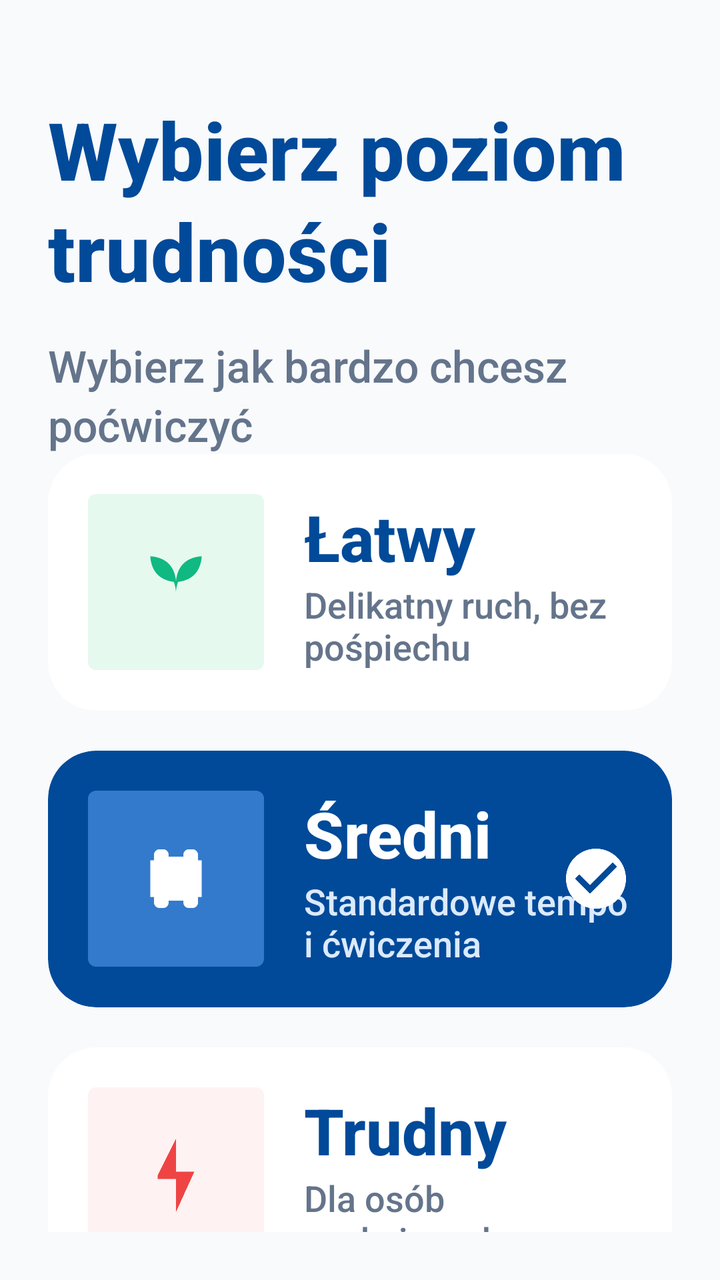
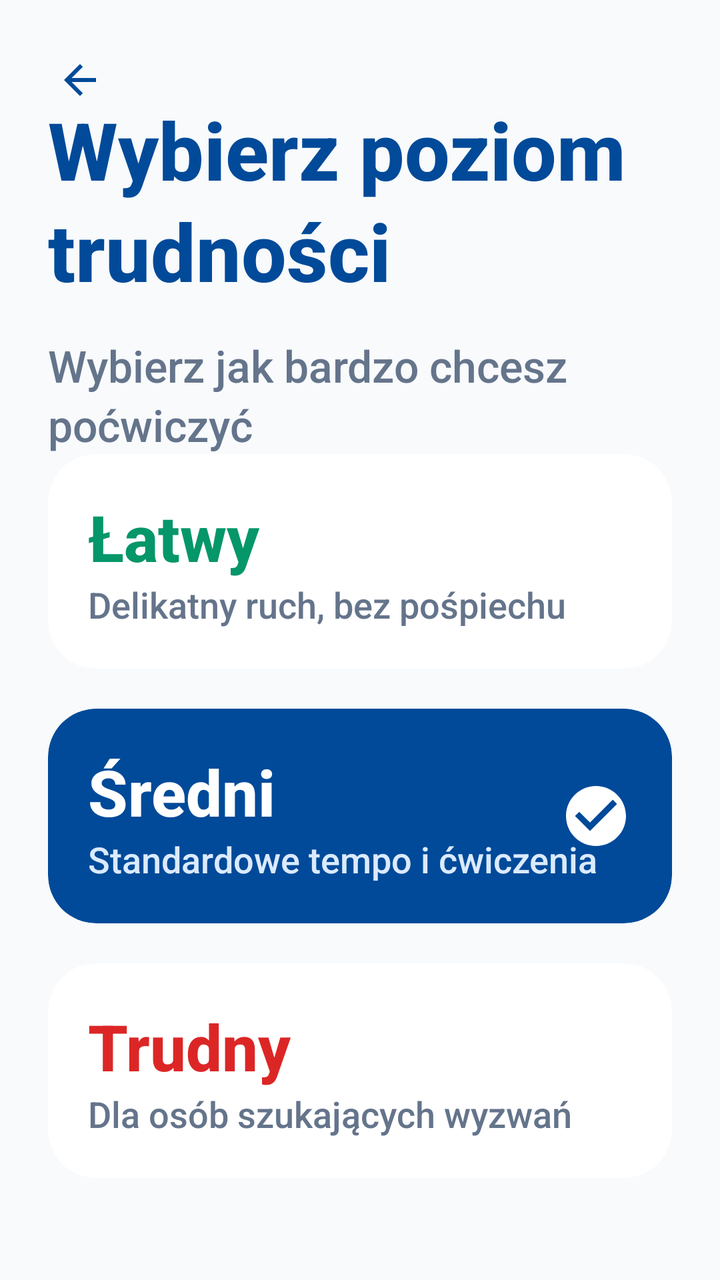

Screens rendered from an Android XML layout before and after an edit, with the pre-edit source and the edit as a unified diff.
<!-- AndroidManifest.xml: application theme Theme.Fitnessapp -->
<!-- res/layout/activity_game_difficulty.xml -->
<?xml version="1.0" encoding="utf-8"?>
<androidx.constraintlayout.widget.ConstraintLayout xmlns:android="http://schemas.android.com/apk/res/android"
    xmlns:app="http://schemas.android.com/apk/res-auto"
    android:layout_width="match_parent"
    android:layout_height="match_parent"
    android:background="#F8FAFC">

    
    <ImageButton
        android:id="@+id/btn_back"
        android:layout_width="48dp"
        android:layout_height="48dp"
        android:layout_margin="16dp"
        android:background="?android:attr/selectableItemBackgroundBorderless"
        android:src="@drawable/ic_back"
        app:tint="#004A99"
        android:visibility="gone"
        app:layout_constraintStart_toStartOf="parent"
        app:layout_constraintTop_toTopOf="parent" />

    <LinearLayout
        android:layout_width="match_parent"
        android:layout_height="match_parent"
        android:orientation="vertical"
        android:padding="24dp">

        <TextView
            android:id="@+id/tv_title"
            android:layout_width="match_parent"
            android:layout_height="wrap_content"
            android:layout_marginTop="24dp"
            android:text="Wybierz poziom\ntrudności"
            android:textColor="#004A99"
            android:textSize="40sp"
            android:textStyle="bold"
            android:lineSpacingExtra="4dp" />

        <TextView
            android:id="@+id/tv_subtitle"
            android:layout_width="match_parent"
            android:layout_height="wrap_content"
            android:layout_marginTop="16dp"
            android:text="Wybierz jak bardzo chcesz\npoćwiczyć"
            android:textColor="#64748B"
            android:textSize="22sp"
            android:lineSpacingExtra="4dp" />

        <View
            android:layout_width="match_parent"
            android:layout_height="0dp"
            android:layout_weight="1" />

        
        <androidx.cardview.widget.CardView
            android:id="@+id/card_easy"
            android:layout_width="match_parent"
            android:layout_height="wrap_content"
            android:layout_marginBottom="20dp"
            app:cardCornerRadius="24dp"
            app:cardElevation="0dp"
            app:cardBackgroundColor="@color/white">

            <RelativeLayout
                android:layout_width="match_parent"
                android:layout_height="wrap_content"
                android:padding="20dp">

                <FrameLayout
                    android:id="@+id/icon_container_easy"
                    android:layout_width="88dp"
                    android:layout_height="88dp"
                    android:background="@drawable/bg_indicator_active"
                    android:backgroundTint="#E6F9EE">
                    <ImageView
                        android:id="@+id/iv_easy_icon"
                        android:layout_width="44dp"
                        android:layout_height="44dp"
                        android:layout_gravity="center"
                        android:src="@drawable/ic_leaf"
                        app:tint="#10B981" />
                </FrameLayout>

                <LinearLayout
                    android:layout_width="wrap_content"
                    android:layout_height="wrap_content"
                    android:layout_toEndOf="@id/icon_container_easy"
                    android:layout_marginStart="20dp"
                    android:layout_centerVertical="true"
                    android:orientation="vertical">
                    <TextView
                        android:id="@+id/tv_easy_title"
                        android:layout_width="wrap_content"
                        android:layout_height="wrap_content"
                        android:text="Łatwy"
                        android:textColor="#004A99"
                        android:textSize="32sp"
                        android:textStyle="bold" />
                    <TextView
                        android:id="@+id/tv_easy_desc"
                        android:layout_width="wrap_content"
                        android:layout_height="wrap_content"
                        android:text="Delikatny ruch, bez pośpiechu"
                        android:textColor="#64748B"
                        android:textSize="18sp" />
                </LinearLayout>

                <ImageView
                    android:id="@+id/iv_check_easy"
                    android:layout_width="32dp"
                    android:layout_height="32dp"
                    android:layout_alignParentEnd="true"
                    android:layout_centerVertical="true"
                    android:src="@drawable/ic_check_circle"
                    app:tint="@color/white"
                    android:visibility="gone" />
            </RelativeLayout>
        </androidx.cardview.widget.CardView>

        
        <androidx.cardview.widget.CardView
            android:id="@+id/card_medium"
            android:layout_width="match_parent"
            android:layout_height="wrap_content"
            android:layout_marginBottom="20dp"
            app:cardCornerRadius="24dp"
            app:cardElevation="0dp"
            app:cardBackgroundColor="#004A99">

            <RelativeLayout
                android:layout_width="match_parent"
                android:layout_height="wrap_content"
                android:padding="20dp">

                <FrameLayout
                    android:id="@+id/icon_container_medium"
                    android:layout_width="88dp"
                    android:layout_height="88dp"
                    android:background="@drawable/bg_indicator_active"
                    android:backgroundTint="#337ACC">
                    <ImageView
                        android:id="@+id/iv_medium_icon"
                        android:layout_width="44dp"
                        android:layout_height="44dp"
                        android:layout_gravity="center"
                        android:src="@drawable/ic_dumbbell"
                        app:tint="@color/white" />
                </FrameLayout>

                <LinearLayout
                    android:layout_width="wrap_content"
                    android:layout_height="wrap_content"
                    android:layout_toEndOf="@id/icon_container_medium"
                    android:layout_marginStart="20dp"
                    android:layout_centerVertical="true"
                    android:orientation="vertical">
                    <TextView
                        android:id="@+id/tv_medium_title"
                        android:layout_width="wrap_content"
                        android:layout_height="wrap_content"
                        android:text="Średni"
                        android:textColor="@color/white"
                        android:textSize="32sp"
                        android:textStyle="bold" />
                    <TextView
                        android:id="@+id/tv_medium_desc"
                        android:layout_width="wrap_content"
                        android:layout_height="wrap_content"
                        android:text="Standardowe tempo i ćwiczenia"
                        android:textColor="#DBEAFE"
                        android:textSize="18sp" />
                </LinearLayout>

                <ImageView
                    android:id="@+id/iv_check_medium"
                    android:layout_width="36dp"
                    android:layout_height="36dp"
                    android:layout_alignParentEnd="true"
                    android:layout_centerVertical="true"
                    android:src="@drawable/ic_check_circle"
                    app:tint="@color/white"
                    android:visibility="visible" />
            </RelativeLayout>
        </androidx.cardview.widget.CardView>

        
        <androidx.cardview.widget.CardView
            android:id="@+id/card_hard"
            android:layout_width="match_parent"
            android:layout_height="wrap_content"
            android:layout_marginBottom="24dp"
            app:cardCornerRadius="24dp"
            app:cardElevation="0dp"
            app:cardBackgroundColor="@color/white">

            <RelativeLayout
                android:layout_width="match_parent"
                android:layout_height="wrap_content"
                android:padding="20dp">

                <FrameLayout
                    android:id="@+id/icon_container_hard"
                    android:layout_width="88dp"
                    android:layout_height="88dp"
                    android:background="@drawable/bg_indicator_active"
                    android:backgroundTint="#FEF2F2">
                    <ImageView
                        android:id="@+id/iv_hard_icon"
                        android:layout_width="44dp"
                        android:layout_height="44dp"
                        android:layout_gravity="center"
                        android:src="@drawable/ic_lightning"
                        app:tint="#EF4444" />
                </FrameLayout>

                <LinearLayout
                    android:layout_width="wrap_content"
                    android:layout_height="wrap_content"
                    android:layout_toEndOf="@id/icon_container_hard"
                    android:layout_marginStart="20dp"
                    android:layout_centerVertical="true"
                    android:orientation="vertical">
                    <TextView
                        android:id="@+id/tv_hard_title"
                        android:layout_width="wrap_content"
                        android:layout_height="wrap_content"
                        android:text="Trudny"
                        android:textColor="#004A99"
                        android:textSize="32sp"
                        android:textStyle="bold" />
                    <TextView
                        android:id="@+id/tv_hard_desc"
                        android:layout_width="wrap_content"
                        android:layout_height="wrap_content"
                        android:text="Dla osób szukających wyzwań"
                        android:textColor="#64748B"
                        android:textSize="18sp" />
                </LinearLayout>

                <ImageView
                    android:id="@+id/iv_check_hard"
                    android:layout_width="32dp"
                    android:layout_height="32dp"
                    android:layout_alignParentEnd="true"
                    android:layout_centerVertical="true"
                    android:src="@drawable/ic_check_circle"
                    app:tint="@color/white"
                    android:visibility="gone" />
            </RelativeLayout>
        </androidx.cardview.widget.CardView>

        <View
            android:layout_width="match_parent"
            android:layout_height="0dp"
            android:layout_weight="1" />

        
        <Button
            android:id="@+id/btn_start"
            android:layout_width="match_parent"
            android:layout_height="72dp"
            android:backgroundTint="#0056B3"
            android:text="Dalej"
            android:textAllCaps="false"
            android:textColor="@color/white"
            android:textSize="24sp"
            android:textStyle="bold"
            app:cornerRadius="16dp"
            app:icon="@drawable/ic_chevron_right"
            app:iconGravity="textEnd"
            app:iconTint="@color/white"
            app:iconPadding="8dp" />

    </LinearLayout>

</androidx.constraintlayout.widget.ConstraintLayout>
<!-- resources referenced by this layout -->
<resources>
  <color name="white">#FFFFFFFF</color>
  <!-- drawable bg_indicator_active (drawable) -->
  <?xml version="1.0" encoding="utf-8"?>
  <shape xmlns:android="http://schemas.android.com/apk/res/android"
      android:shape="rectangle">
      <solid android:color="@color/blue_primary" />
      <corners android:radius="4dp" />
  </shape>
  <!-- drawable ic_back (drawable) -->
  <vector xmlns:android="http://schemas.android.com/apk/res/android"
      android:width="24dp"
      android:height="24dp"
      android:viewportWidth="24"
      android:viewportHeight="24">
      <path
          android:fillColor="#000000"
          android:pathData="M20,11H7.83l5.59,-5.59L12,4l-8,8 8,8 1.41,-1.41L7.83,13H20v-2z"/>
  </vector>
  <!-- drawable ic_check_circle (drawable) -->
  <vector xmlns:android="http://schemas.android.com/apk/res/android"
      android:width="24dp"
      android:height="24dp"
      android:viewportWidth="24"
      android:viewportHeight="24">
      <path
          android:fillColor="#000000"
          android:pathData="M12,2C6.48,2 2,6.48 2,12s4.48,10 10,10 10,-4.48 10,-10S17.52,2 12,2zM10,17l-5,-5 1.41,-1.41L10,14.17l7.59,-7.59L19,8l-9,9z"/>
  </vector>
  <!-- drawable ic_chevron_right (drawable) -->
  <?xml version="1.0" encoding="utf-8"?>
  <vector xmlns:android="http://schemas.android.com/apk/res/android"
      android:width="24dp"
      android:height="24dp"
      android:viewportWidth="24"
      android:viewportHeight="24">
      <path
          android:fillColor="@color/white"
          android:pathData="M8.59,16.59L13.17,12L8.59,7.41L10,6l6,6l-6,6L8.59,16.59z" />
  </vector>
  <!-- drawable ic_dumbbell (drawable) -->
  <vector xmlns:android="http://schemas.android.com/apk/res/android"
      android:width="24dp"
      android:height="24dp"
      android:viewportWidth="24"
      android:viewportHeight="24">
      <path
          android:fillColor="#000000"
          android:pathData="M18,18.5V17H19V7H18V5.5A1.5,1.5 0,0 0,16.5 4H15.5A1.5,1.5 0,0 0,14 5.5V6H10V5.5A1.5,1.5 0,0 0,8.5 4H7.5A1.5,1.5 0,0 0,6 5.5V7H5V17H6V18.5A1.5,1.5 0,0 0,7.5 20H8.5A1.5,1.5 0,0 0,10 18.5V18H14V18.5A1.5,1.5 0,0 0,15.5 20H16.5A1.5,1.5 0,0 0,18 18.5Z"/>
  </vector>
  <!-- drawable ic_leaf (drawable) -->
  <vector xmlns:android="http://schemas.android.com/apk/res/android"
      android:width="24dp"
      android:height="24dp"
      android:viewportWidth="24"
      android:viewportHeight="24">
      <path
          android:fillColor="#000000"
          android:pathData="M12,22C12,22 12,18 12,15C12,12 10,9 10,9C10,9 11,10 12,12C13,10 14,9 14,9C14,9 12,12 12,15C12,18 12,22 12,22Z"/>
      <path
          android:fillColor="#000000"
          android:pathData="M12,12C12,12 9,12 7,10C5,8 5,5 5,5C5,5 8,5 10,7C12,9 12,12 12,12Z"/>
      <path
          android:fillColor="#000000"
          android:pathData="M12,12C12,12 15,12 17,10C19,8 19,5 19,5C19,5 16,5 14,7C12,9 12,12 12,12Z"/>
  </vector>
  <!-- drawable ic_lightning (drawable) -->
  <vector xmlns:android="http://schemas.android.com/apk/res/android"
      android:width="24dp"
      android:height="24dp"
      android:viewportWidth="24"
      android:viewportHeight="24">
      <path
          android:fillColor="#000000"
          android:pathData="M7,12L12,2V11H17L12,22V13H7Z"/>
  </vector>
  <style name="Theme.Fitnessapp" parent="Base.Theme.Fitnessapp" />
  <color name="blue_primary">#2563EB</color>
  <style name="Base.Theme.Fitnessapp" parent="Theme.Material3.Light.NoActionBar">
          
          <item name="android:fontFamily">sans-serif-medium</item>
          <item name="android:textAllCaps">false</item>
          <item name="android:textColor">#0F172A</item>
          <item name="android:windowBackground">#F8FAFC</item>
      </style>
</resources>

<!-- the commit's change to res/layout/activity_game_difficulty.xml (unified diff, before → after) -->
@@ -14,7 +14,7 @@
         android:background="?android:attr/selectableItemBackgroundBorderless"
         android:src="@drawable/ic_back"
         app:tint="#004A99"
-        android:visibility="gone"
+        android:visibility="visible"
         app:layout_constraintStart_toStartOf="parent"
         app:layout_constraintTop_toTopOf="parent" />
 
@@ -65,26 +65,9 @@
                 android:layout_height="wrap_content"
                 android:padding="20dp">
 
-                <FrameLayout
-                    android:id="@+id/icon_container_easy"
-                    android:layout_width="88dp"
-                    android:layout_height="88dp"
-                    android:background="@drawable/bg_indicator_active"
-                    android:backgroundTint="#E6F9EE">
-                    <ImageView
-                        android:id="@+id/iv_easy_icon"
-                        android:layout_width="44dp"
-                        android:layout_height="44dp"
-                        android:layout_gravity="center"
-                        android:src="@drawable/ic_leaf"
-                        app:tint="#10B981" />
-                </FrameLayout>
-
                 <LinearLayout
                     android:layout_width="wrap_content"
                     android:layout_height="wrap_content"
-                    android:layout_toEndOf="@id/icon_container_easy"
-                    android:layout_marginStart="20dp"
                     android:layout_centerVertical="true"
                     android:orientation="vertical">
                     <TextView
@@ -92,7 +75,7 @@
                         android:layout_width="wrap_content"
                         android:layout_height="wrap_content"
                         android:text="Łatwy"
-                        android:textColor="#004A99"
+                        android:textColor="#059669"
                         android:textSize="32sp"
                         android:textStyle="bold" />
                     <TextView
@@ -131,26 +114,9 @@
                 android:layout_height="wrap_content"
                 android:padding="20dp">
 
-                <FrameLayout
-                    android:id="@+id/icon_container_medium"
-                    android:layout_width="88dp"
-                    android:layout_height="88dp"
-                    android:background="@drawable/bg_indicator_active"
-                    android:backgroundTint="#337ACC">
-                    <ImageView
-                        android:id="@+id/iv_medium_icon"
-                        android:layout_width="44dp"
-                        android:layout_height="44dp"
-                        android:layout_gravity="center"
-                        android:src="@drawable/ic_dumbbell"
-                        app:tint="@color/white" />
-                </FrameLayout>
-
                 <LinearLayout
                     android:layout_width="wrap_content"
                     android:layout_height="wrap_content"
-                    android:layout_toEndOf="@id/icon_container_medium"
-                    android:layout_marginStart="20dp"
                     android:layout_centerVertical="true"
                     android:orientation="vertical">
                     <TextView
@@ -197,26 +163,9 @@
                 android:layout_height="wrap_content"
                 android:padding="20dp">
 
-                <FrameLayout
-                    android:id="@+id/icon_container_hard"
-                    android:layout_width="88dp"
-                    android:layout_height="88dp"
-                    android:background="@drawable/bg_indicator_active"
-                    android:backgroundTint="#FEF2F2">
-                    <ImageView
-                        android:id="@+id/iv_hard_icon"
-                        android:layout_width="44dp"
-                        android:layout_height="44dp"
-                        android:layout_gravity="center"
-                        android:src="@drawable/ic_lightning"
-                        app:tint="#EF4444" />
-                </FrameLayout>
-
                 <LinearLayout
                     android:layout_width="wrap_content"
                     android:layout_height="wrap_content"
-                    android:layout_toEndOf="@id/icon_container_hard"
-                    android:layout_marginStart="20dp"
                     android:layout_centerVertical="true"
                     android:orientation="vertical">
                     <TextView
@@ -224,7 +173,7 @@
                         android:layout_width="wrap_content"
                         android:layout_height="wrap_content"
                         android:text="Trudny"
-                        android:textColor="#004A99"
+                        android:textColor="#DC2626"
                         android:textSize="32sp"
                         android:textStyle="bold" />
                     <TextView
<!-- resource entries referenced after the edit -->
@@ -1,13 +1,6 @@
 <!-- resources referenced by this layout -->
 <resources>
   <color name="white">#FFFFFFFF</color>
-  <!-- drawable bg_indicator_active (drawable) -->
-  <?xml version="1.0" encoding="utf-8"?>
-  <shape xmlns:android="http://schemas.android.com/apk/res/android"
-      android:shape="rectangle">
-      <solid android:color="@color/blue_primary" />
-      <corners android:radius="4dp" />
-  </shape>
   <!-- drawable ic_back (drawable) -->
   <vector xmlns:android="http://schemas.android.com/apk/res/android"
       android:width="24dp"
@@ -39,44 +32,7 @@
           android:fillColor="@color/white"
           android:pathData="M8.59,16.59L13.17,12L8.59,7.41L10,6l6,6l-6,6L8.59,16.59z" />
   </vector>
-  <!-- drawable ic_dumbbell (drawable) -->
-  <vector xmlns:android="http://schemas.android.com/apk/res/android"
-      android:width="24dp"
-      android:height="24dp"
-      android:viewportWidth="24"
-      android:viewportHeight="24">
-      <path
-          android:fillColor="#000000"
-          android:pathData="M18,18.5V17H19V7H18V5.5A1.5,1.5 0,0 0,16.5 4H15.5A1.5,1.5 0,0 0,14 5.5V6H10V5.5A1.5,1.5 0,0 0,8.5 4H7.5A1.5,1.5 0,0 0,6 5.5V7H5V17H6V18.5A1.5,1.5 0,0 0,7.5 20H8.5A1.5,1.5 0,0 0,10 18.5V18H14V18.5A1.5,1.5 0,0 0,15.5 20H16.5A1.5,1.5 0,0 0,18 18.5Z"/>
-  </vector>
-  <!-- drawable ic_leaf (drawable) -->
-  <vector xmlns:android="http://schemas.android.com/apk/res/android"
-      android:width="24dp"
-      android:height="24dp"
-      android:viewportWidth="24"
-      android:viewportHeight="24">
-      <path
-          android:fillColor="#000000"
-          android:pathData="M12,22C12,22 12,18 12,15C12,12 10,9 10,9C10,9 11,10 12,12C13,10 14,9 14,9C14,9 12,12 12,15C12,18 12,22 12,22Z"/>
-      <path
-          android:fillColor="#000000"
-          android:pathData="M12,12C12,12 9,12 7,10C5,8 5,5 5,5C5,5 8,5 10,7C12,9 12,12 12,12Z"/>
-      <path
-          android:fillColor="#000000"
-          android:pathData="M12,12C12,12 15,12 17,10C19,8 19,5 19,5C19,5 16,5 14,7C12,9 12,12 12,12Z"/>
-  </vector>
-  <!-- drawable ic_lightning (drawable) -->
-  <vector xmlns:android="http://schemas.android.com/apk/res/android"
-      android:width="24dp"
-      android:height="24dp"
-      android:viewportWidth="24"
-      android:viewportHeight="24">
-      <path
-          android:fillColor="#000000"
-          android:pathData="M7,12L12,2V11H17L12,22V13H7Z"/>
-  </vector>
   <style name="Theme.Fitnessapp" parent="Base.Theme.Fitnessapp" />
-  <color name="blue_primary">#2563EB</color>
   <style name="Base.Theme.Fitnessapp" parent="Theme.Material3.Light.NoActionBar">
           
           <item name="android:fontFamily">sans-serif-medium</item>
